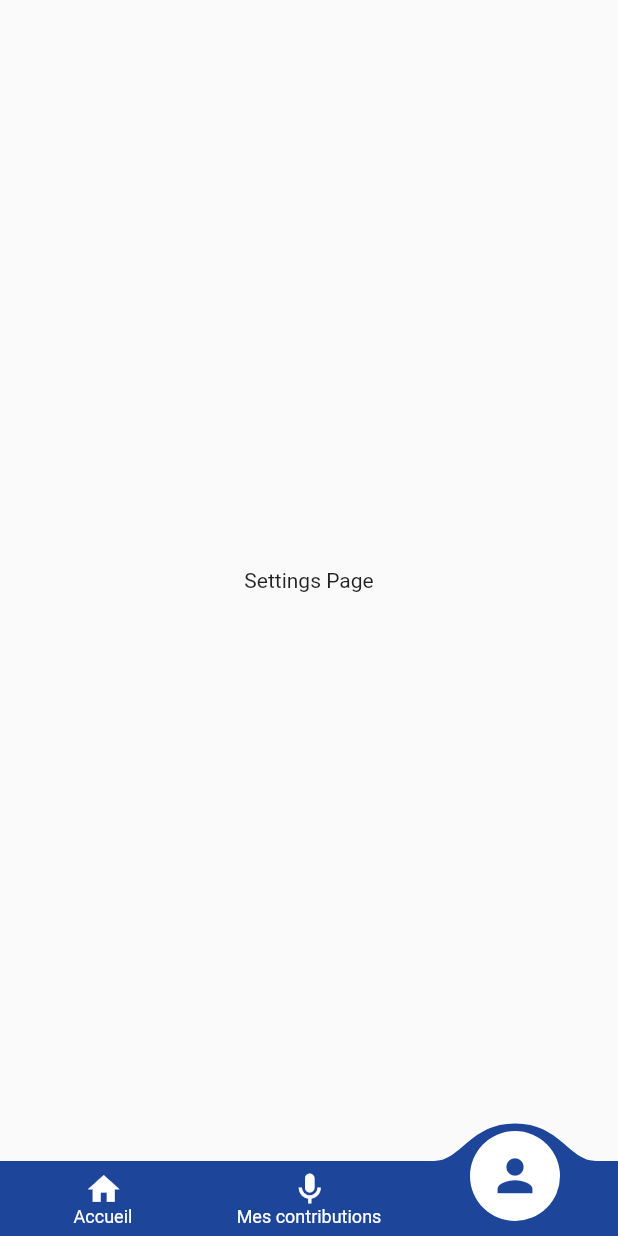
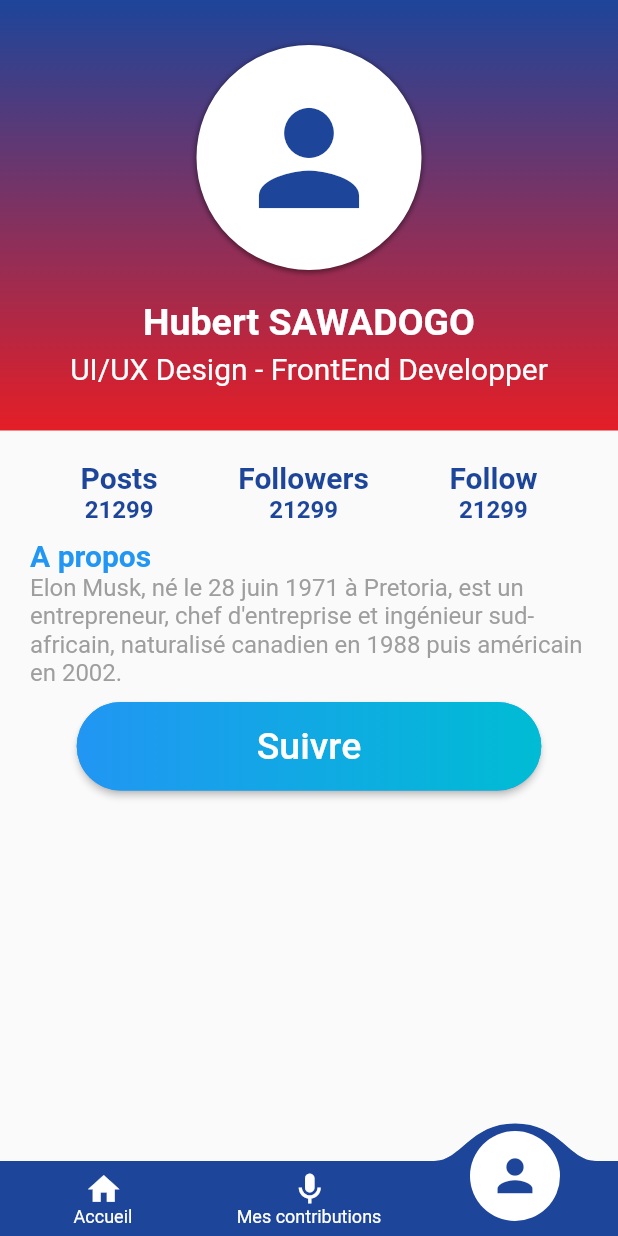
Before and after one commit to openburkina/langtech-moore, a Flutter app: the Tabs screen opened directly, item 3 of the bottom bar chosen, on a phone screen of 412 x 824 dp. Run offline on Flutter 3.47's test engine with Material 2 defaults, Android fonts, the phone set to English and light mode, and no system bars; drawn by our look-alikes of convex_bottom_bar; our stand-ins replace delayed_display, flutter_spinkit, fluttertoast, google_fonts, introduction_screen, shared_preferences; accounts and stored records are empty.

Commit message:
Add profil

```diff
--- a/lib/config/http/urls.dart
+++ b/lib/config/http/urls.dart
@@ -1,5 +1,5 @@
 class Urls {
-  static const String API_BASE_URL = 'http://192.168.2.15:8080/api';
+  static const String API_BASE_URL = 'http://localhost:8080/api';
   static const String LOGIN_URL = API_BASE_URL + '/authenticate';
   static const String REGISTER_URL = API_BASE_URL + '/register';
 }
--- a/lib/config/sharedPreferences/sharedPrefKeys.dart
+++ b/lib/config/sharedPreferences/sharedPrefKeys.dart
@@ -1,5 +1,6 @@
 class SharePrefKeys {
   static const String AUTHENTICATED = 'AUTHENTICATED';
-  static const String ISLOGGED = 'ISLOGGED';
+  static const String IS_REGISTERED = 'IS_REGISTERED';
   static const String JWT_TOKEN = 'JWT_TOKEN';
+  static const String USER_INFOS = 'USER_INFOS';
 }
--- a/lib/main.dart
+++ b/lib/main.dart
@@ -1,12 +1,20 @@
+
+
 import 'package:flutter/material.dart';
+import 'package:langtech_moore_mobile/config/sharedPreferences/sharedPrefConfig.dart';
+import 'package:langtech_moore_mobile/config/sharedPreferences/sharedPrefKeys.dart';
+import 'package:langtech_moore_mobile/pages/loginPage/login_page.dart';
 import 'package:langtech_moore_mobile/pages/slidePage/splash.dart';
 
-void main() {
-  runApp(const MyApp());
+Future<void> main() async {
+  WidgetsFlutterBinding.ensureInitialized();
+  bool registeredStatus =  await SharedPrefConfig.getBoolData(SharePrefKeys.IS_REGISTERED);
+  runApp(MyApp(isRegistered: registeredStatus,));
 }
 
 class MyApp extends StatelessWidget {
-  const MyApp({Key? key}) : super(key: key);
+  bool isRegistered;
+  MyApp({super.key, required this.isRegistered,});
 
   @override
   Widget build(BuildContext context) {
@@ -16,7 +24,7 @@ class MyApp extends StatelessWidget {
       theme: ThemeData(
         primarySwatch: Colors.blue,
       ),
-      home: SplashScreen(),
+      home: isRegistered ? LoginPage() : SplashScreen(),
     );
   }
 }
--- a/lib/models/user.dart
+++ b/lib/models/user.dart
@@ -1,4 +1,5 @@
 class User {
+  int? id;
   String? nom;
   String? prenom;
   String? telephone;
@@ -40,4 +41,9 @@ class User {
         'typeUtilisateur': typeUtilisateur,
         'pointFidelite': pointFidelite,
       };
+
+  @override
+  String toString() {
+    return 'User{id: $id, nom: $nom, prenom: $prenom, telephone: $telephone, email: $email, login: $login, password: $password, typeUtilisateur: $typeUtilisateur, pointFidelite: $pointFidelite}';
+  }
 }
--- /dev/null
+++ b/lib/pages/profilPage/profil_page.dart
@@ -0,0 +1,205 @@
+import 'package:flutter/material.dart';
+import 'package:langtech_moore_mobile/constants/colors.dart';
+
+class ProfilPage extends StatelessWidget {
+  const ProfilPage({super.key});
+
+  @override
+  Widget build(BuildContext context) {
+    return SingleChildScrollView(
+      child: SafeArea(
+        child: Column(
+          children: [
+            photoProfil,
+            const SizedBox(
+              height: 20,
+            ),
+            postFollowSection,
+            apropos,
+            buttonSection,
+          ],
+        ),
+      ),
+    );
+  }
+}
+
+
+Widget photoProfil = Container(
+  padding: const EdgeInsets.fromLTRB(0, 30, 0, 30),
+  width: double.infinity,
+  decoration: const BoxDecoration(
+    gradient: LinearGradient(
+      begin: Alignment.topCenter,
+      end: Alignment.bottomCenter,
+      colors: [kBlue, kRed],
+    ),
+  ),
+  child: Column(
+    children: [
+      Container(
+        height: 150,
+        width: 150,
+        decoration: BoxDecoration(
+          color: kWhite,
+          borderRadius: BorderRadius.circular(100),
+          border: Border.all(width: 2, color: kWhite),
+          boxShadow: [
+            BoxShadow(
+              color: Colors.black.withOpacity(0.4),
+              spreadRadius: 1,
+              blurRadius: 2,
+              offset: const Offset(0, 1),
+            ),
+          ],
+        ),
+        child: ClipRRect(
+          borderRadius: BorderRadius.circular(100),
+          child: Icon(Icons.person, size: 100, color: kBlue,),
+        ),
+      ),
+      usernameSection,
+      fonctionSection,
+    ],
+  ),
+);
+
+Widget usernameSection = Container(
+  margin: const EdgeInsets.fromLTRB(0, 20, 0, 5),
+  child: const Text(
+    'Hubert SAWADOGO',
+    style: TextStyle(
+      color: Colors.white,
+      fontSize: 25,
+      fontWeight: FontWeight.bold,
+    ),
+  ),
+);
+
+Widget fonctionSection = Container(
+  child: const Text(
+    'UI/UX Design - FrontEnd Developper',
+    style: TextStyle(
+      color: Colors.white,
+      fontSize: 20,
+    ),
+  ),
+);
+
+Widget postFollowSection = Row(
+  mainAxisAlignment: MainAxisAlignment.spaceEvenly,
+  children: [
+    post,
+    followers,
+    follow,
+  ],
+);
+
+Widget post = Column(
+  children: const [
+    Text(
+      'Posts',
+      style: TextStyle(
+        fontSize: 20,
+        fontWeight: FontWeight.bold,
+        color: kBlue,
+      ),
+    ),
+    Text(
+      '21299',
+      style: TextStyle(
+        fontSize: 16,
+        fontWeight: FontWeight.w600,
+        color: kBlue,
+      ),
+    )
+  ],
+);
+
+Widget followers = Column(
+  children: const [
+    Text(
+      'Followers',
+      style: TextStyle(
+        fontSize: 20,
+        fontWeight: FontWeight.bold,
+        color: kBlue,
+      ),
+    ),
+    Text(
+      '21299',
+      style: TextStyle(
+        fontSize: 16,
+        fontWeight: FontWeight.w600,
+        color: kBlue,
+      ),
+    )
+  ],
+);
+
+Widget follow = Column(
+  children: const [
+    Text(
+      'Follow',
+      style: TextStyle(
+        fontSize: 20,
+        fontWeight: FontWeight.bold,
+        color: kBlue,
+      ),
+    ),
+    Text(
+      '21299',
+      style: TextStyle(
+        fontSize: 16,
+        fontWeight: FontWeight.w600,
+        color: kBlue,
+      ),
+    )
+  ],
+);
+
+Widget apropos = Container(
+  padding: const EdgeInsets.fromLTRB(20, 10, 20, 10),
+  child: Column(
+    crossAxisAlignment: CrossAxisAlignment.start,
+    children: const [
+      Text(
+        'A propos',
+        style: TextStyle(
+            fontSize: 20, fontWeight: FontWeight.bold, color: Colors.blue),
+      ),
+      Text(
+        "Elon Musk, né le 28 juin 1971 à Pretoria, est un entrepreneur, chef d'entreprise et ingénieur sud-africain, naturalisé canadien en 1988 puis américain en 2002.",
+        style: TextStyle(
+          fontSize: 16,
+          color: Colors.grey,
+        ),
+      )
+    ],
+  ),
+);
+
+Widget buttonSection = ElevatedButton(
+  style: ElevatedButton.styleFrom(
+      padding: const EdgeInsets.all(0),
+      shape: RoundedRectangleBorder(borderRadius: BorderRadius.circular(30))),
+  onPressed: () {},
+  child: Container(
+    padding: const EdgeInsets.fromLTRB(120, 15, 120, 15),
+    decoration: BoxDecoration(
+      borderRadius: BorderRadius.circular(30),
+      gradient: const LinearGradient(
+        colors: [
+          Colors.blue,
+          Colors.cyan,
+        ],
+      ),
+    ),
+    child: const Text(
+      'Suivre',
+      style: TextStyle(
+        fontSize: 25,
+      ),
+    ),
+  ),
+);
--- a/lib/services/http.dart
+++ b/lib/services/http.dart
@@ -11,7 +11,7 @@ class Http {
         headers: <String, String>{
           'Content-Type': 'application/json; charset=UTF-8',
         },
-        body: json.encode(loginVM.toJson()));
+        body: json.encode(loginVM.toJson()),);
   }
 
   static Future onRegister(User user) async {
--- a/lib/widgets/shared/tabsItems.dart
+++ b/lib/widgets/shared/tabsItems.dart
@@ -1,4 +1,5 @@
 import 'package:flutter/material.dart';
+import 'package:langtech_moore_mobile/pages/profilPage/profil_page.dart';
 import 'package:langtech_moore_mobile/widgets/home/home.dart';
 
 const List<Widget> tabsItems = [
@@ -8,7 +9,5 @@ const List<Widget> tabsItems = [
   Center(
     child: const Text('Contributions Page'),
   ),
-  Center(
-    child: const Text('Settings Page'),
-  ),
+  const ProfilPage(),
 ];
```
Also changed, not shown: lib/pages/slidePage/splash.dart (+27 -12 lines), lib/widgets/loginPage/login_form.dart (+4 -3 lines), lib/widgets/signinPage/signinForm.dart (+17 -3 lines), pubspec.lock, 1 other file.
